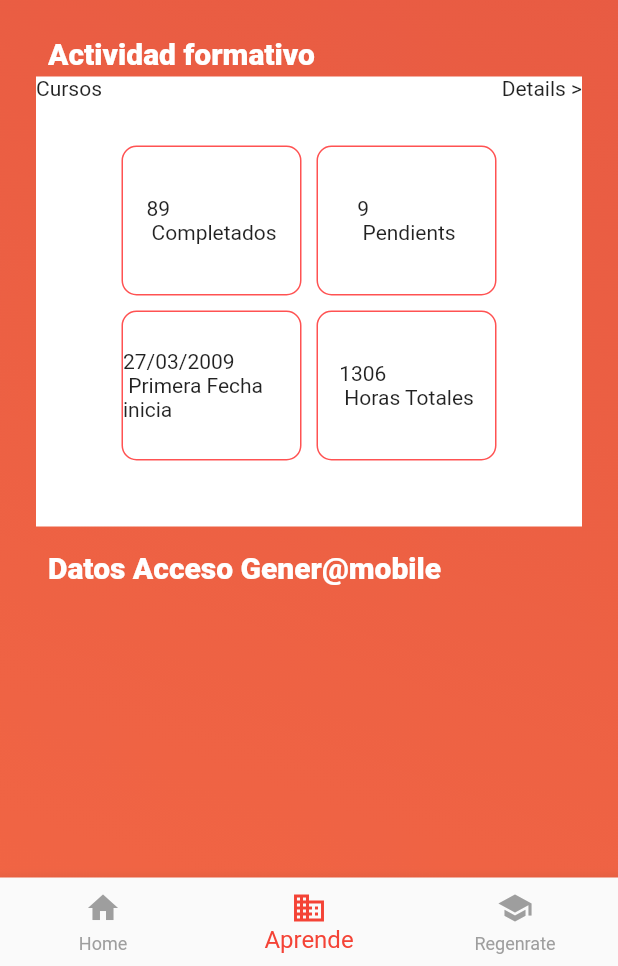
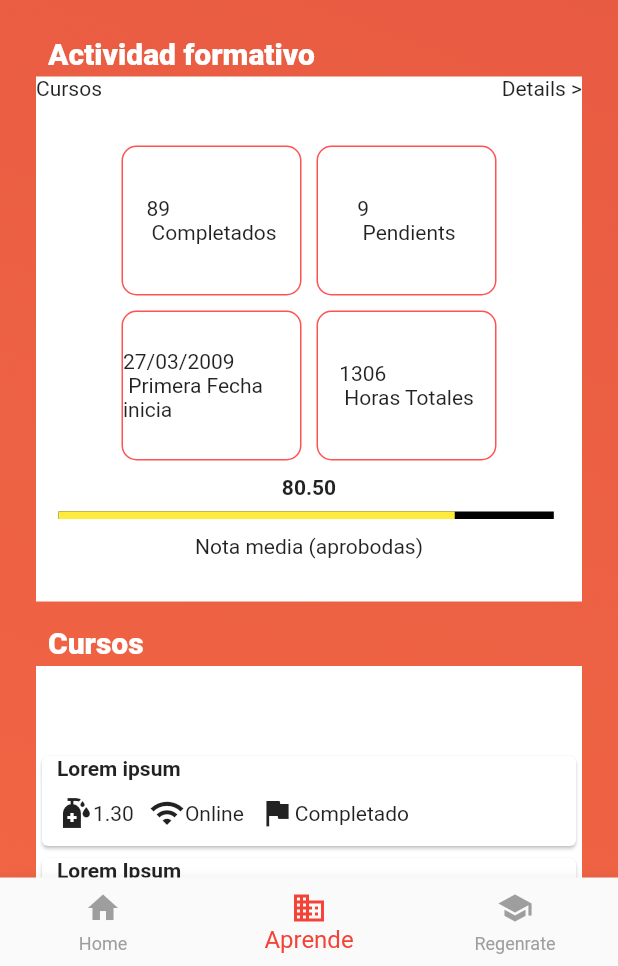
Before and after one commit to reza173040113/course, a Flutter app: the screen it shows after launch, item 2 of the bottom bar chosen, on a phone screen of 412 x 824 dp, the part 270-1236 px from its top. Run offline on Flutter 3.47's test engine with Material 2 defaults, Android fonts, the phone set to English and light mode, and no system bars; drawn by our look-alikes of percent_indicator; our stand-ins replace carousel_slider, dio.

Commit message:
:zap: tambah bagian newMenupage

```diff
--- a/lib/NewMenuPage.dart
+++ b/lib/NewMenuPage.dart
@@ -1,4 +1,5 @@
 import 'package:flutter/material.dart';
+import 'package:percent_indicator/linear_percent_indicator.dart';
 
 class NewMenuPage extends StatefulWidget {
   @override
@@ -6,6 +7,11 @@ class NewMenuPage extends StatefulWidget {
 }
 
 class _NewMenuPageState extends State<NewMenuPage> {
+  final List data = [
+    "Lorem ipsum",
+    "Lorem Ipsum",
+    "Lorem Ipsum",
+  ];
   @override
   Widget build(BuildContext context) {
     return Container(
@@ -28,7 +34,8 @@ class _NewMenuPageState extends State<NewMenuPage> {
             ),
             extendBodyBehindAppBar: true,
             backgroundColor: Colors.transparent,
-            body: Container(
+            body: SingleChildScrollView(
+              child: Container(
                 margin: EdgeInsets.fromLTRB(24.0, 100.0, 24.0, 0.0),
                 child: Column(
                   mainAxisAlignment: MainAxisAlignment.start,
@@ -41,6 +48,7 @@ class _NewMenuPageState extends State<NewMenuPage> {
                     ),
                     Container(
                       padding: EdgeInsets.fromLTRB(8.0, 16.0, 8.0, 4.0),
+                      width: MediaQuery.of(context).size.width,
                       child: Text(
                         "Actividad formativo",
                         style: TextStyle(
@@ -53,7 +61,7 @@ class _NewMenuPageState extends State<NewMenuPage> {
                     Container(
                       padding: EdgeInsets.fromLTRB(0.0, 0.0, 0.0, 8.0),
                       width: MediaQuery.of(context).size.width,
-                    height: 300,
+                      height: 350,
                       decoration: BoxDecoration(
                         color: Colors.white,
                       ),
@@ -77,7 +85,9 @@ class _NewMenuPageState extends State<NewMenuPage> {
                                 child: Center(child: Text("89 \n Completados")),
                               ),
                               Container(
-                              margin: EdgeInsets.only(top: 30, ),
+                                margin: EdgeInsets.only(
+                                  top: 30,
+                                ),
                                 width: 120,
                                 height: 100,
                                 decoration: BoxDecoration(
@@ -99,27 +109,51 @@ class _NewMenuPageState extends State<NewMenuPage> {
                                     border: Border.all(
                                         color: Colors.redAccent, width: 1),
                                     borderRadius: BorderRadius.circular(10)),
-                              child: Center(child: Text("27/03/2009 \n Primera Fecha inicia")),
+                                child: Center(
+                                    child: Text(
+                                        "27/03/2009 \n Primera Fecha inicia")),
                               ),
                               Container(
-                              margin: EdgeInsets.only(top: 10, ),
+                                margin: EdgeInsets.only(
+                                  top: 10,
+                                ),
                                 width: 120,
                                 height: 100,
                                 decoration: BoxDecoration(
                                     border: Border.all(
                                         color: Colors.redAccent, width: 1),
                                     borderRadius: BorderRadius.circular(10)),
-                              child: Center(child: Text("1306 \n Horas Totales")),
+                                child: Center(
+                                    child: Text("1306 \n Horas Totales")),
                               )
                             ],
-                        )
+                          ),
+                          Container(
+                              margin: EdgeInsets.only(
+                                top: 10,
+                              ),
+                              child: Text("80.50",
+                                  style:
+                                      TextStyle(fontWeight: FontWeight.bold))),
+                          Container(
+                            margin:
+                                EdgeInsets.only(top: 8, left: 5, bottom: 10),
+                            child: LinearPercentIndicator(
+                              width: MediaQuery.of(context).size.width * 0.85,
+                              lineHeight: 5.0,
+                              percent: 0.8,
+                              backgroundColor: Colors.black,
+                              progressColor: Colors.yellow,
+                            ),
+                          ),
+                          Text("Nota media (aprobodas)")
                         ],
                       ),
                     ),
                     Container(
                       padding: EdgeInsets.fromLTRB(8.0, 16.0, 8.0, 4.0),
                       child: Text(
-                      "Datos Acceso Gener@mobile",
+                        "Cursos",
                         style: TextStyle(
                           color: Colors.white,
                           fontSize: 20.0,
@@ -128,11 +162,55 @@ class _NewMenuPageState extends State<NewMenuPage> {
                       ),
                     ),
                     Container(
+                        width: MediaQuery.of(context).size.width,
+                        height: 300,
+                        decoration: BoxDecoration(
+                          color: Colors.white,
+                        ),
+                        child: ListView.builder(
+                            itemCount: data.length,
+                            itemBuilder: (context, index) {
+                              return Card(
+                                  child: Column(
+                                crossAxisAlignment: CrossAxisAlignment.start,
+                                mainAxisAlignment: MainAxisAlignment.start,
+                                children: [
+                                  Container(
+                                      margin:
+                                          EdgeInsets.only(bottom: 10, left: 10),
+                                      child: Text(data[index],style:TextStyle(fontWeight: FontWeight.bold) )),
+                                  Container(
+                                    margin:
+                                        EdgeInsets.only(bottom: 10, left: 10),
+                                    child: Row(
+                                      children: [
+                                        Icon(Icons.sanitizer),
+                                        Container(
+                                          margin: EdgeInsets.only(
+                                              right: 10),
+                                          child: Text("1.30"),
+                                        ),
+                                        Icon(Icons.wifi),
+                                        Container(
+                                          margin: EdgeInsets.only(
+                                              right: 10),
+                                          child: Text("Online"),
+                                        ),
+                                        Icon(Icons.flag),
+                                        Container(
+                                          child: Text("Completado"),
+                                        ),
+                                      ],
+                                    ),
+                                  )
+                                ],
+                              ));
+                            })),
+                    Container(
                       padding: EdgeInsets.fromLTRB(0.0, 0.0, 0.0, 8.0),
-
                     ),
-
                   ],
+                ),
               ),
             ),
           )
@@ -154,7 +232,7 @@ class _NewMenuPageState extends State<NewMenuPage> {
         ),
       ),
       Container(
-          margin: EdgeInsets.only(right: 24.0,left:10),
+          margin: EdgeInsets.only(right: 24.0, left: 10),
           child: Column(
             mainAxisAlignment: MainAxisAlignment.start,
             crossAxisAlignment: CrossAxisAlignment.start,
```
Also changed, not shown: lib/LeonizateScroll.dart (+47 -7 lines). Lines whose indentation alone changed are shown as unchanged.
